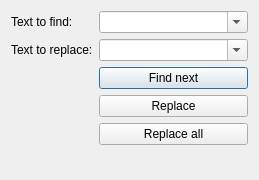
Qt form source/qtdesigner/find_e_replace_ui.ui (MValaguz/MSql) before a commit.
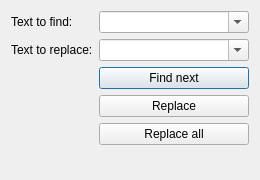
The same form after that commit. Icons and pictures are not drawn.

The edit to the form file:
```diff
--- a/source/qtdesigner/find_e_replace_ui.ui
+++ b/source/qtdesigner/find_e_replace_ui.ui
@@ -6,7 +6,7 @@
    <rect>
     <x>0</x>
     <y>0</y>
-    <width>259</width>
+    <width>260</width>
     <height>180</height>
    </rect>
   </property>
```
